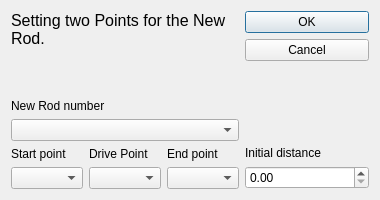
First picture: the form in core/simulate/edit_rod.ui, repository KmolYuan/Pyslvs-UI, before the edit.
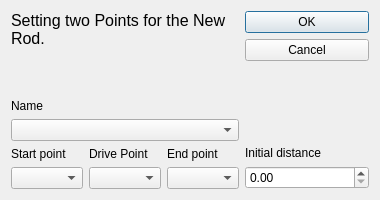
Second picture: the form after the edit. Icons and pictures are not drawn.

The edit to the form file:
```diff
--- a/core/simulate/edit_rod.ui
+++ b/core/simulate/edit_rod.ui
@@ -63,7 +63,7 @@
         </sizepolicy>
        </property>
        <property name="text">
-        <string>&lt;html&gt;&lt;head/&gt;&lt;body&gt;&lt;p&gt;New Rod number&lt;/p&gt;&lt;/body&gt;&lt;/html&gt;</string>
+        <string>&lt;html&gt;&lt;head/&gt;&lt;body&gt;&lt;p&gt;Name&lt;/p&gt;&lt;/body&gt;&lt;/html&gt;</string>
        </property>
       </widget>
      </item>
```
Left out of the diff: 2 changed lines with no effect on the pictures.
